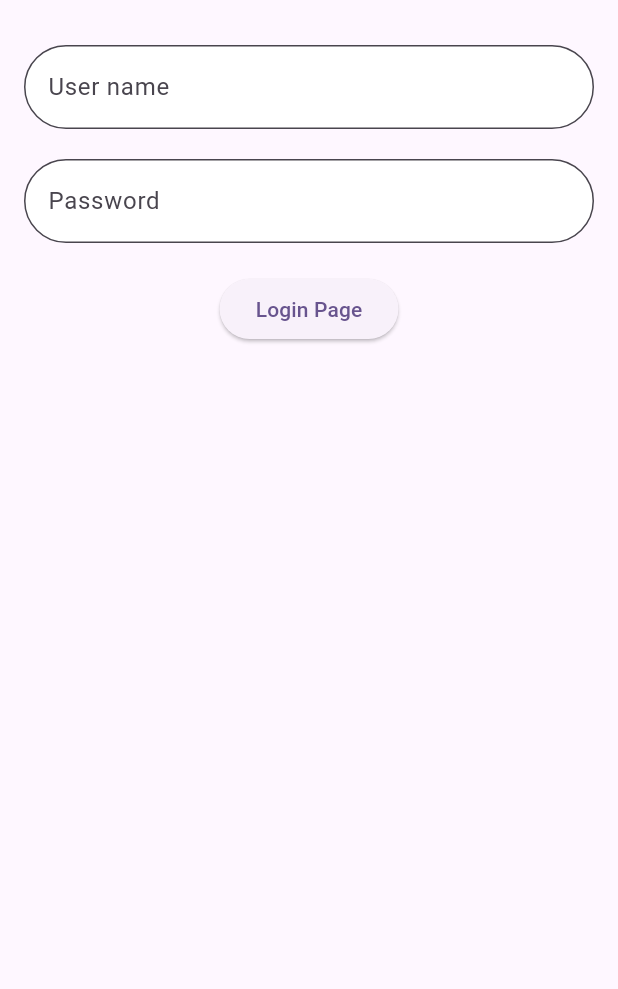
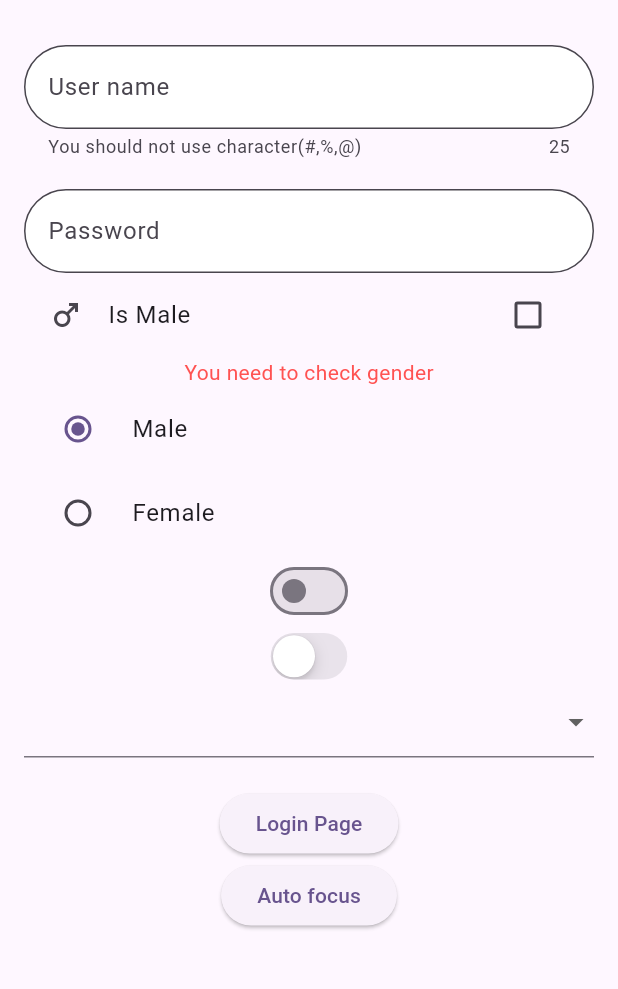
Before and after one commit to loh-single/first_app, a Flutter app: the LoginPageLesForm screen opened directly, on a phone screen of 412 x 824 dp, the part 63-1052 px from its top. Run offline on Flutter 3.47's test engine with Material 2 defaults, Android fonts, the phone set to English and light mode, and no system bars; missing offline and left inert: dart:ffi.

Commit message:
new commit

```diff
--- /dev/null
+++ b/lib/lession_form_navidi/homework/main.dart
@@ -0,0 +1,20 @@
+import 'package:flutter/material.dart';
+
+import './login.dart';
+
+void main() {
+  return runApp(const Form());
+}
+
+class Form extends StatelessWidget {
+  const Form({super.key});
+
+  @override
+  Widget build(BuildContext context) {
+    return MaterialApp(
+      title: 'Homework Form and Navidition',
+      theme: ThemeData(primarySwatch: Colors.blue),
+      home: const Login(),
+    );
+  }
+}
--- a/lib/lession_form_navidi/login_page.dart
+++ b/lib/lession_form_navidi/login_page.dart
@@ -1,4 +1,10 @@
+import 'package:flutter/cupertino.dart';
 import 'package:flutter/material.dart';
+import 'package:frist_app/lesson_Navigation/dialogs.dart';
+
+enum Gender { male, female }
+
+enum Provice { hcm, haNoi, vungTau }
 
 class LoginPageLesForm extends StatefulWidget {
   const LoginPageLesForm({super.key});
@@ -8,9 +14,27 @@ class LoginPageLesForm extends StatefulWidget {
 
 class _LoginPageLesFormState extends State<LoginPageLesForm> {
   final _keyForm = GlobalKey<FormState>();
+  final TextEditingController _controller1 = TextEditingController();
+  final TextEditingController _controller2 = TextEditingController();
+  bool _isChecker = false;
+  Gender _gender = Gender.male;
+  final FocusNode _focus1 = FocusNode();
+  final FocusNode _focus2 = FocusNode();
+
+  Provice? _provice;
+  bool isLight = false;
+  @override
+  void dispose() {
+    _controller1.dispose();
+    _controller2.dispose();
+    super.dispose();
+  }
+
   @override
   Widget build(BuildContext context) {
     return Scaffold(
+      resizeToAvoidBottomInset:
+          false, //ban phim kh bi overflow or dung singlechildscollview
       appBar: AppBar(
         title: const Text('Login Page Demo'),
       ),
@@ -22,11 +46,37 @@ class _LoginPageLesFormState extends State<LoginPageLesForm> {
           child: Column(
             children: [
               TextFormField(
+                focusNode: _focus1,
+                controller: _controller1,
+                onTapOutside: (value) => _focus1.unfocus(),
                 onSaved: (newValue) {
                   print('User name');
                 },
+                onFieldSubmitted: (value) {
+                  _keyForm.currentState!.validate();
+                },
+                validator: (value) {
+                  if (value == null || value.isEmpty) {
+                    return 'This value not Empty';
+                  }
+                  RegExp exp = RegExp(r"^[A-Za-z][A-Za-z0-9_]{7,29}$");
+
+                  if (!exp.hasMatch(value)) {
+                    return ' Your user name is INVALID 1';
+                  }
+
+                  // if (value.allMatches('*').toList().isNotEmpty) {
+                  //   return ' Your user name is INVALID 2';
+                  // }
+
+                  // if (value.contains('*')) {
+                  //   return ' Your user name is INVALID 3';
+                  // }
+                },
                 decoration: InputDecoration(
                     hintText: 'User name',
+                    helperText: 'You should not use character(#,%,@)',
+                    counterText: '25',
                     border: OutlineInputBorder(
                       borderRadius: BorderRadius.circular(30),
                     ),
@@ -36,9 +86,19 @@ class _LoginPageLesFormState extends State<LoginPageLesForm> {
               ),
               const SizedBox(height: 20),
               TextFormField(
+                focusNode: _focus2,
+                onTapOutside: (value) => _focus2.unfocus(),
+                controller: _controller2,
                 onSaved: (newValue) {
                   print('Password');
                 },
+                validator: (value) {
+                  if (value == null || value.isEmpty) {
+                    return 'This value not Empty';
+                  }
+                },
+                obscureText: true,
+                obscuringCharacter: '*',
                 decoration: InputDecoration(
                     hintText: 'Password',
                     border: OutlineInputBorder(
@@ -48,12 +108,103 @@ class _LoginPageLesFormState extends State<LoginPageLesForm> {
                     filled: true),
                 autofocus: false,
               ),
+              CheckboxListTile(
+                value: _isChecker,
+                onChanged: (value) {
+                  setState(() {
+                    _isChecker = !_isChecker;
+                  });
+                },
+                title: const Text('Is Male'),
+                secondary: const Icon(Icons.male_outlined),
+              ),
+              _isChecker
+                  ? const SizedBox.shrink()
+                  : const Text(
+                      'You need to check gender',
+                      style: TextStyle(color: Colors.redAccent),
+                    ),
+              RadioListTile<Gender>(
+                value: Gender.male,
+                title: const Text('Male'),
+                groupValue: _gender,
+                onChanged: (value) {
+                  setState(() {
+                    _gender = Gender.male;
+                  });
+                },
+              ),
+              RadioListTile<Gender>(
+                value: Gender.female,
+                groupValue: _gender,
+                title: const Text('Female'),
+                onChanged: (value) {
+                  setState(() {
+                    _gender = Gender.female;
+                  });
+                },
+              ),
+              Switch(
+                value: isLight,
+                activeColor: Colors.redAccent,
+                onChanged: (bool value) {
+                  setState(() {
+                    isLight = !isLight;
+                  });
+                },
+              ),
+              CupertinoSwitch(
+                value: isLight,
+                activeColor: Colors.redAccent,
+                onChanged: (bool value) {
+                  setState(() {
+                    isLight = !isLight;
+                  });
+                },
+              ),
+              DropdownButtonFormField<Provice>(
+                items: const [
+                  DropdownMenuItem(
+                    child: Text('Ho Chi Minh'),
+                    value: Provice.hcm,
+                  ),
+                  DropdownMenuItem(
+                    child: Text('Ha Noi'),
+                    value: Provice.haNoi,
+                  ),
+                  DropdownMenuItem(
+                    child: Text('Vung Tau'),
+                    value: Provice.vungTau,
+                  ),
+                ],
+                value: _provice,
+                onChanged: (value) {
+                  setState(() {
+                    _provice = value ?? Provice.hcm;
+                  });
+                },
+                validator: (value) {
+                  if (value == null) {
+                    return 'This filed is not Empty';
+                  }
+                },
+              ),
               const SizedBox(height: 20),
               ElevatedButton(
                   onPressed: () {
-                    _keyForm.currentState!.save();
+                    print('${_controller1.text} \n ${_controller2.text}');
+                    if (_keyForm.currentState!.validate()) {
+                      ScaffoldMessenger.of(context).showSnackBar(
+                          DialogsCustom.snackBar(context, 'Validation succes'));
+                      _keyForm.currentState!.save();
+                    }
                   },
-                  child: const Text('Login Page'))
+                  child: const Text('Login Page')),
+              ElevatedButton(
+                  onPressed: () {
+                    _focus1.requestFocus();
+                  },
+                  child: const Text('Auto focus'))
             ],
           ),
         ),
--- a/lib/lesson_Navigation/overlay_page.dart
+++ b/lib/lesson_Navigation/overlay_page.dart
@@ -39,7 +39,7 @@ class OverlayPage extends StatelessWidget {
             ElevatedButton(
                 onPressed: () {
                   ScaffoldMessenger.of(context)
-                      .showSnackBar(DialogsCustom.snackBar(context));
+                      .showSnackBar(DialogsCustom.snackBar(context, ''));
                   //Navigator.pop(context);
                 },
                 child: const Text('Open SnackBar Dialog'))
```
Also changed, not shown: lib/demo/details.dart (+7 -0 lines), lib/lession_form_navidi/homework/login.dart (added, +151 -0 lines), lib/lession_form_navidi/homework/register_page.dart (added, +155 -0 lines), lib/lesson_Navigation/dialogs.dart (+4 -4 lines), pubspec.lock, 1 other file.
